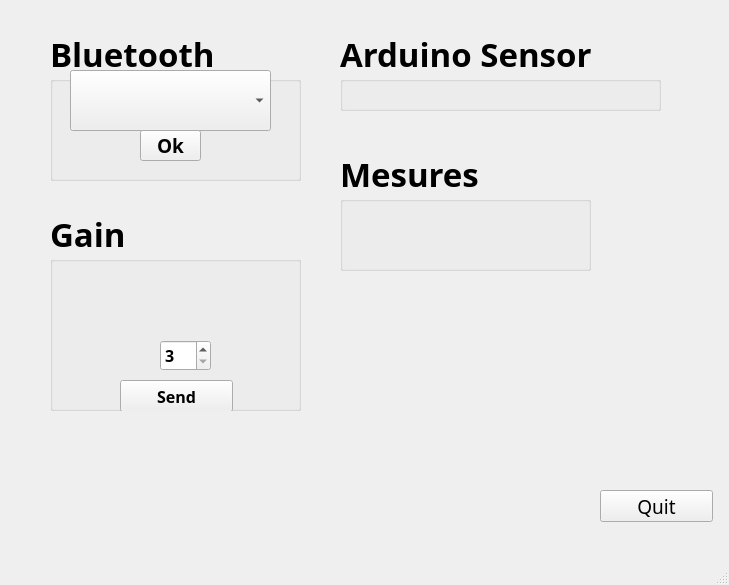
Before: the Qt Designer form 04_PyApplication/main_interface.ui in ThomasNobletL/2024-2025-4GP-Noblet, drawn with Qt 5.
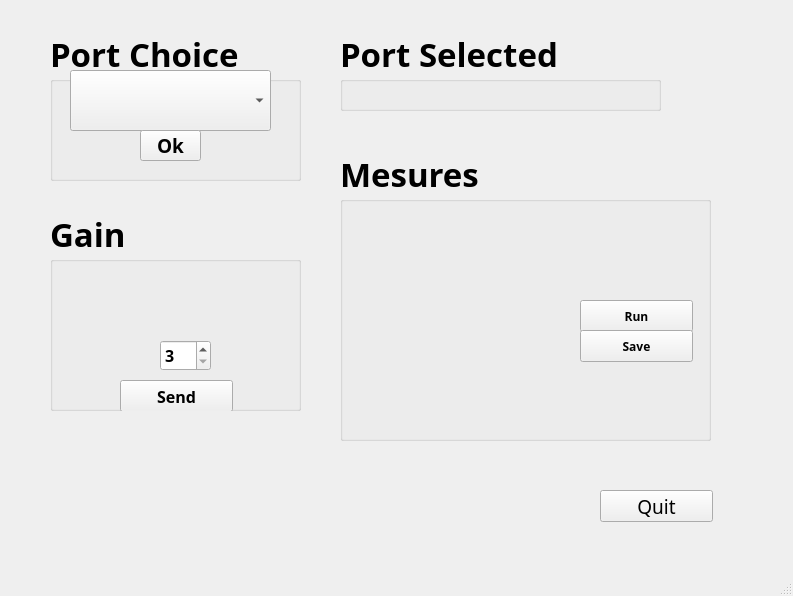
After: the same form once the commit is applied.

What changed in the file:
```diff
--- a/04_PyApplication/main_interface.ui
+++ b/04_PyApplication/main_interface.ui
@@ -6,8 +6,8 @@
    <rect>
     <x>0</x>
     <y>0</y>
-    <width>729</width>
-    <height>585</height>
+    <width>793</width>
+    <height>596</height>
    </rect>
   </property>
   <property name="windowTitle">
@@ -32,7 +32,7 @@
      </font>
     </property>
     <property name="title">
-     <string>Bluetooth</string>
+     <string>Port Choice</string>
     </property>
     <property name="flat">
      <bool>false</bool>
@@ -190,8 +190,8 @@
      <rect>
       <x>340</x>
       <y>150</y>
-      <width>251</width>
-      <height>121</height>
+      <width>371</width>
+      <height>291</height>
      </rect>
     </property>
     <property name="font">
@@ -211,16 +211,6 @@
     <property name="checkable">
      <bool>false</bool>
     </property>
-    <widget class="QLineEdit" name="arduino_name_2">
-     <property name="geometry">
-      <rect>
-       <x>10</x>
-       <y>230</y>
-       <width>113</width>
-       <height>21</height>
-      </rect>
-     </property>
-    </widget>
     <widget class="QLabel" name="value">
      <property name="geometry">
       <rect>
@@ -259,6 +249,64 @@
       <string/>
      </property>
     </widget>
+    <widget class="QPushButton" name="pushButton_Run">
+     <property name="geometry">
+      <rect>
+       <x>240</x>
+       <y>150</y>
+       <width>113</width>
+       <height>32</height>
+      </rect>
+     </property>
+     <property name="font">
+      <font>
+       <family>Futura</family>
+       <pointsize>9</pointsize>
+      </font>
+     </property>
+     <property name="text">
+      <string>Run</string>
+     </property>
+    </widget>
+    <widget class="QPushButton" name="pushButton_Save">
+     <property name="geometry">
+      <rect>
+       <x>240</x>
+       <y>180</y>
+       <width>113</width>
+       <height>32</height>
+      </rect>
+     </property>
+     <property name="font">
+      <font>
+       <family>Futura</family>
+       <pointsize>9</pointsize>
+      </font>
+     </property>
+     <property name="text">
+      <string>Save</string>
+     </property>
+    </widget>
+    <widget class="QWidget" name="graphWidget" native="true">
+     <property name="geometry">
+      <rect>
+       <x>20</x>
+       <y>120</y>
+       <width>201</width>
+       <height>151</height>
+      </rect>
+     </property>
+    </widget>
+    <widget class="QWidget" name="graph_container" native="true">
+     <property name="geometry">
+      <rect>
+       <x>10</x>
+       <y>110</y>
+       <width>231</width>
+       <height>171</height>
+      </rect>
+     </property>
+    </widget>
    </widget>
    <widget class="QPushButton" name="_quit">
     <property name="geometry">
@@ -297,7 +345,7 @@
      </font>
     </property>
     <property name="title">
-     <string>Arduino Sensor</string>
+     <string>Port Selected</string>
     </property>
     <property name="flat">
      <bool>false</bool>
@@ -331,7 +379,7 @@
     <rect>
      <x>0</x>
      <y>0</y>
-     <width>729</width>
+     <width>793</width>
      <height>37</height>
     </rect>
    </property>
```
